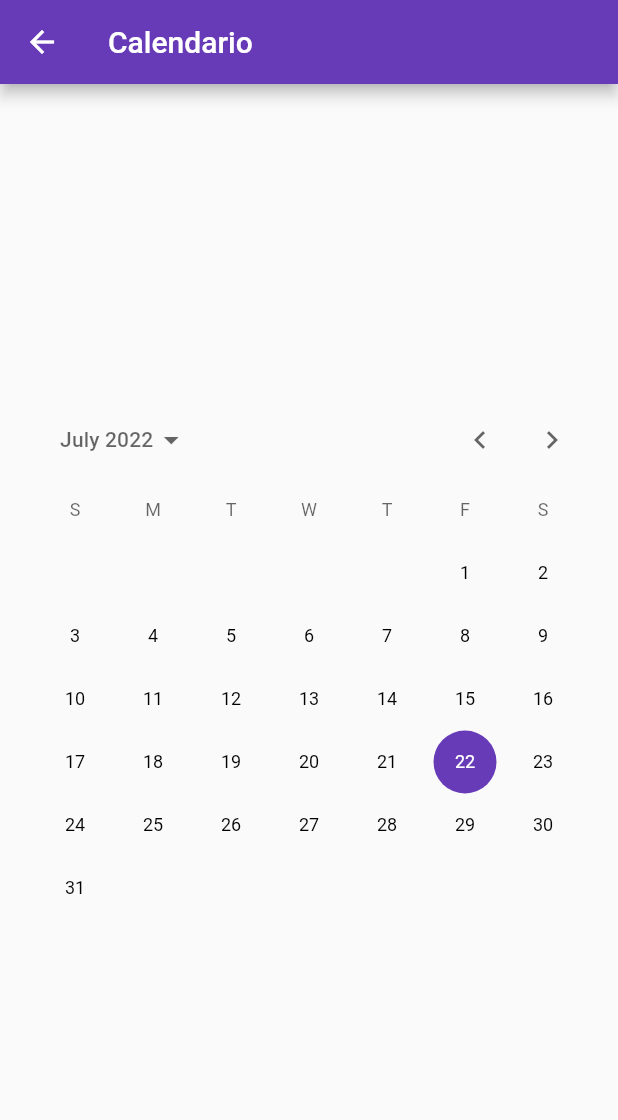
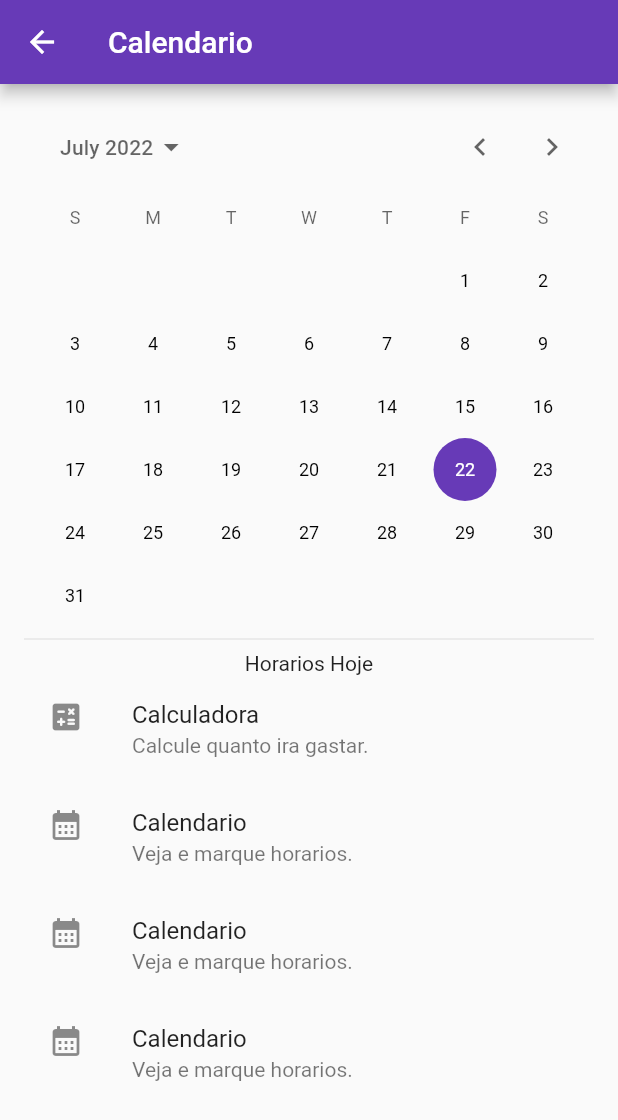
Before and after one commit to felipeoliveira92/RosaAzul, a Flutter app: the calendarpage screen opened directly, on a phone screen of 412 x 824 dp. Shown: the top 1120 px of the screen. Run offline on Flutter 3.47's test engine with Material 2 defaults, Android fonts, the light colour scheme and no system bars.

Commit message:
modificadoes na tela calendario

```diff
--- a/lib/pages/HomePage.dart
+++ b/lib/pages/HomePage.dart
@@ -1,4 +1,3 @@
-// ignore_for_file: non_constant_identifier_names
 
 import 'package:appsalao/pages/calculatepage.dart';
 import 'package:appsalao/pages/calendarpage.dart';
--- a/lib/pages/calendarpage.dart
+++ b/lib/pages/calendarpage.dart
@@ -12,15 +12,50 @@ class _calendarpageState extends State<calendarpage> {
       appBar: AppBar(
         title: const Text("Calendario"),
       ),
-      body: Padding(
-        padding: const EdgeInsets.all(16.0),
-        child: Center(
-            child: CalendarDatePicker(
-          initialDate: DateTime.now(),
-          firstDate: DateTime.utc(2022, 01, 01),
-          lastDate: DateTime.utc(2050, 01, 01),
-          onDateChanged: (DateTime value) {},
-        )),
+      body: SingleChildScrollView(
+        child: Padding(
+          padding: const EdgeInsets.all(16.0),
+          child: Column(
+            children: <Widget>[
+              CalendarDatePicker(
+                initialDate: DateTime.now(),
+                firstDate: DateTime.utc(2022, 01, 01),
+                lastDate: DateTime.utc(2050, 01, 01),
+                onDateChanged: (DateTime value) {},
+              ),
+              Divider(),
+              Text("Horarios Hoje"),
+              ListTile(
+                leading: Icon(Icons.calculate_rounded),
+                title: Text("Calculadora"),
+                subtitle: Text("Calcule quanto ira gastar."),
+                onTap: () {
+                },
+              ),
+              ListTile(
+                leading: Icon(Icons.calendar_month),
+                title: Text("Calendario"),
+                subtitle: Text("Veja e marque horarios."),
+                onTap: () {
+                },
+              ),
+              ListTile(
+                leading: Icon(Icons.calendar_month),
+                title: Text("Calendario"),
+                subtitle: Text("Veja e marque horarios."),
+                onTap: () {
+                },
+              ),
+              ListTile(
+                leading: Icon(Icons.calendar_month),
+                title: Text("Calendario"),
+                subtitle: Text("Veja e marque horarios."),
+                onTap: () {
+                },
+              ),
+            ],
+          ),
+        ),
       ),
     );
   }
```
Also changed, not shown: lib/pages/login.page.dart (+5 -21 lines).
